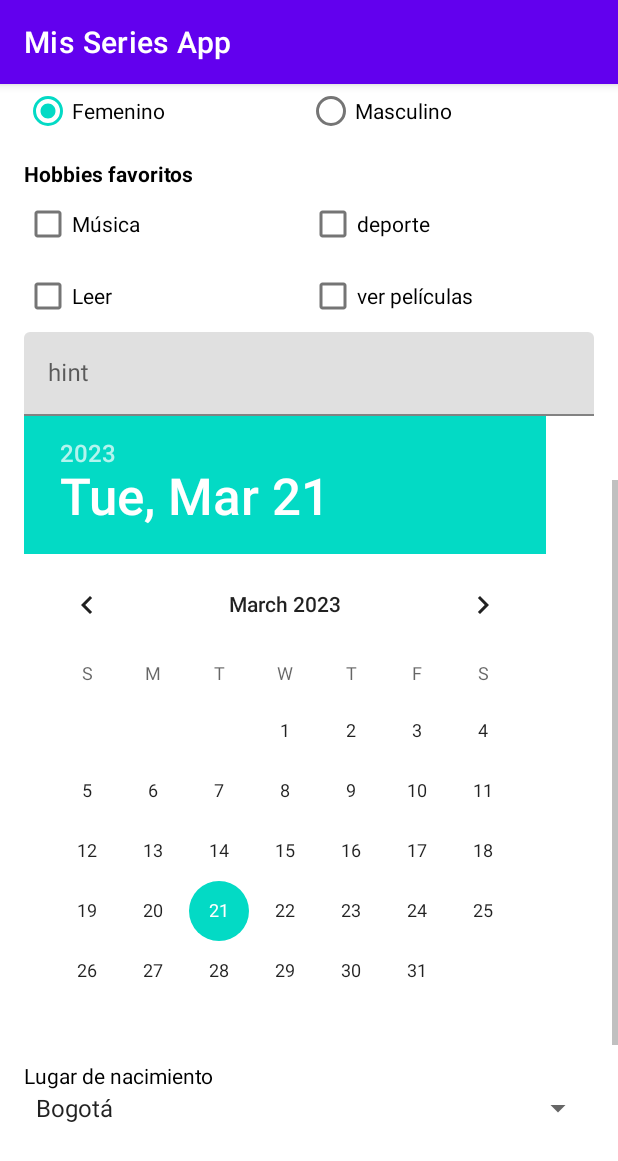
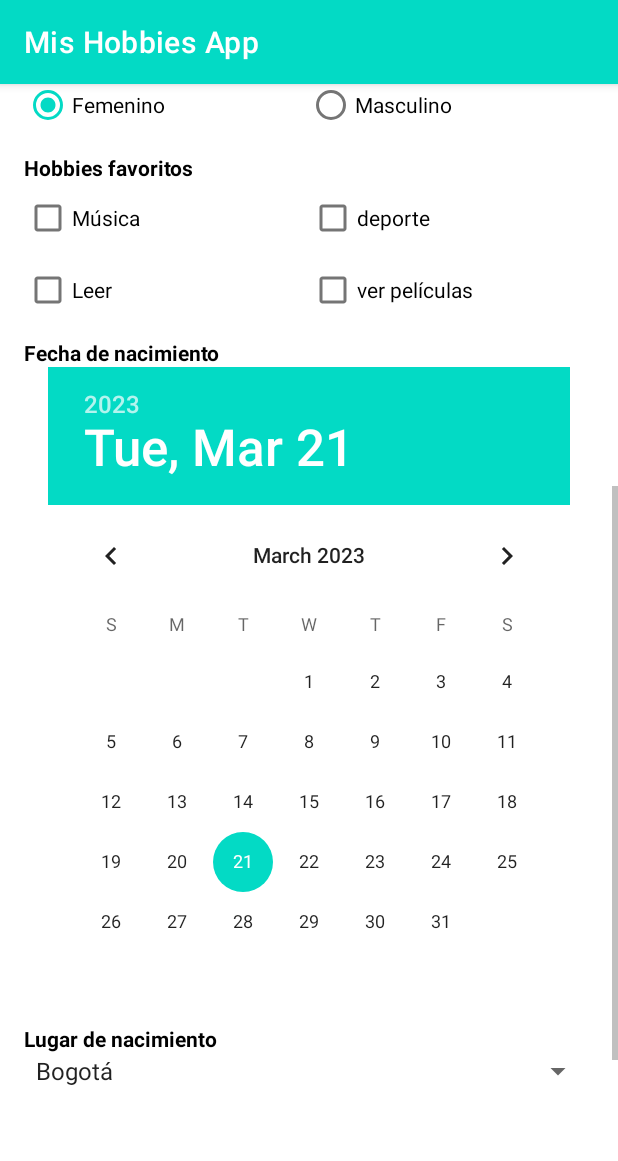
Before and after one commit to yesikamilena/Practica-1-y-2-Interfaces-de-Usuario-Punto-2, an Android app: the screen it shows after launch (SignUpActivity), scrolled down 537 dp, on a phone screen of 412 x 824 dp. Shown: the top 1161 px of the screen. Run offline under Robolectric (Android 15) with nearby library versions, the phone set to English and light mode, and no system bars.

```diff
--- a/app/src/main/res/layout/activity_sign_up.xml
+++ b/app/src/main/res/layout/activity_sign_up.xml
@@ -34,6 +34,7 @@
             android:contentDescription="@null" />
 
         <com.google.android.material.textfield.TextInputLayout
+            style="@style/Widget.MaterialComponents.TextInputLayout.OutlinedBox"
             android:id="@+id/name_text_input_layout"
             android:layout_width="match_parent"
             android:layout_height="match_parent">
@@ -42,10 +43,11 @@
                 android:id="@+id/name_edit_text"
                 android:layout_width="match_parent"
                 android:layout_height="wrap_content"
-                android:hint="hint" />
+                android:hint="@string/name" />
         </com.google.android.material.textfield.TextInputLayout>
 
         <com.google.android.material.textfield.TextInputLayout
+            style="@style/Widget.MaterialComponents.TextInputLayout.OutlinedBox"
             android:id="@+id/email_text_input_layout"
             android:layout_width="match_parent"
             android:layout_height="wrap_content"
@@ -67,7 +69,6 @@
             style="@style/Widget.MaterialComponents.TextInputLayout.OutlinedBox"
             android:layout_width="match_parent"
             android:layout_height="wrap_content"
-            android:layout_marginTop="8dp"
             app:endIconMode="password_toggle"
             app:helperText="@string/requiered_film"
             app:startIconDrawable="@drawable/ic_password">
@@ -85,7 +86,6 @@
             style="@style/Widget.MaterialComponents.TextInputLayout.OutlinedBox"
             android:layout_width="match_parent"
             android:layout_height="wrap_content"
-            android:layout_marginTop="8dp"
             app:endIconMode="password_toggle"
             app:helperText="@string/requiered_film"
             app:startIconDrawable="@drawable/ic_password">
@@ -108,6 +108,7 @@
                 android:id="@+id/female_radio_button"
                 android:layout_width="wrap_content"
                 android:layout_height="wrap_content"
+                android:layout_marginTop="8dp"
                 android:layout_weight="1"
                 android:checked="true"
                 android:text="@string/female" />
@@ -116,6 +117,7 @@
                 android:id="@+id/male_radio_button"
                 android:layout_width="wrap_content"
                 android:layout_height="wrap_content"
+                android:layout_marginTop="8dp"
                 android:layout_weight="1"
                 android:text="@string/male" />
 
@@ -174,30 +176,30 @@
         </LinearLayout>
 
 
-        <com.google.android.material.textfield.TextInputLayout
-            android:id="@+id/date_text_input_layout"
+        <TextView
+            android:id="@+id/textView"
             android:layout_width="match_parent"
-            android:layout_height="match_parent">
-
-            <com.google.android.material.textfield.TextInputEditText
-                android:id="@+id/date_edit_text"
-                android:layout_width="match_parent"
-                android:layout_height="wrap_content"
-                android:hint="hint" />
-        </com.google.android.material.textfield.TextInputLayout>
+            android:layout_height="wrap_content"
+            android:layout_marginTop="8dp"
+            android:text="@string/birthday"
+            android:textColor="@color/black"
+            android:textStyle="bold" />
 
         <DatePicker
             android:id="@+id/date_picker"
             android:layout_width="wrap_content"
-            android:layout_height="wrap_content" />
+            android:layout_height="wrap_content"
+            android:layout_gravity="center_horizontal" />
+
 
         <TextView
             android:id="@+id/textView2"
             android:layout_width="match_parent"
             android:layout_height="wrap_content"
+            android:layout_marginTop="8dp"
             android:text="@string/birthplace"
-            android:textColor="@color/black" />
-
+            android:textColor="@color/black"
+            android:textStyle="bold" />
 
         <Spinner
             android:id="@+id/cities_spinner"
@@ -217,7 +219,7 @@
             android:layout_width="match_parent"
             android:layout_height="wrap_content"
             android:text="@string/info"
-            android:textColor="#F44336" />
+            android:textColor="#FF03DAC5" />
 
 
     </LinearLayout>
--- a/app/src/main/res/values/strings.xml
+++ b/app/src/main/res/values/strings.xml
@@ -1,5 +1,5 @@
 <resources>
-    <string name="app_name">Mis Series App</string>
+    <string name="app_name">Mis Hobbies App</string>
     <string name="form_reg">Formulario de Registro</string>
     <string name="name">Nombre</string>
     <string name="email">Correo electrónico</string>
--- a/app/src/main/res/values/themes.xml
+++ b/app/src/main/res/values/themes.xml
@@ -2,8 +2,8 @@
     <!-- Base application theme. -->
     <style name="Theme.MisSeriesApp" parent="Theme.MaterialComponents.DayNight.DarkActionBar">
         <!-- Primary brand color. -->
-        <item name="colorPrimary">@color/purple_500</item>
-        <item name="colorPrimaryVariant">@color/purple_700</item>
+        <item name="colorPrimary">#03DAC5</item>
+        <item name="colorPrimaryVariant">#049C8D</item>
         <item name="colorOnPrimary">@color/white</item>
         <!-- Secondary brand color. -->
         <item name="colorSecondary">@color/teal_200</item>
```
